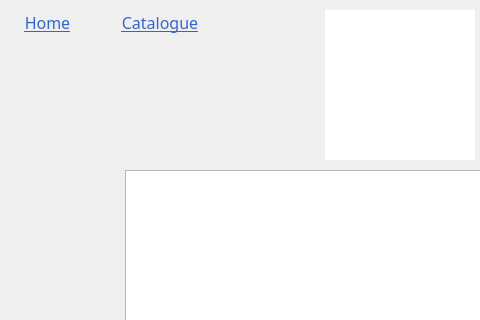
Above: edit_member_screen.ui from MrCooperGit/Assessment-2_Library-Management-System before the change; both pictures show x 0 to 480 and y 0 to 320 of the 800 by 600 pixel window. Below: the same form after it.
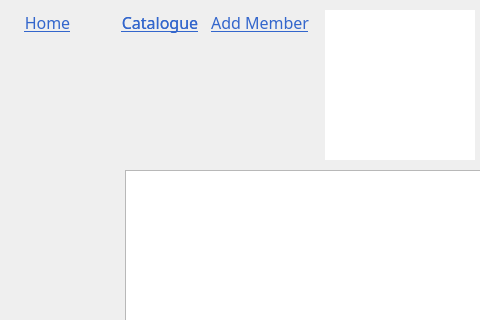
That is the form after the change.

Commit message: Fixes and changes to multiple screens

The edit to the form file:
```diff
--- a/edit_member_screen.ui
+++ b/edit_member_screen.ui
@@ -465,6 +465,68 @@
     <string/>
    </property>
   </widget>
+  <widget class="QPushButton" name="pushButton_catalogue_2">
+   <property name="geometry">
+    <rect>
+     <x>110</x>
+     <y>10</y>
+     <width>100</width>
+     <height>24</height>
+    </rect>
+   </property>
+   <property name="font">
+    <font>
+     <family>Italic Outline Art</family>
+     <pointsize>12</pointsize>
+     <bold>false</bold>
+     <underline>true</underline>
+    </font>
+   </property>
+   <property name="cursor">
+    <cursorShape>PointingHandCursor</cursorShape>
+   </property>
+   <property name="styleSheet">
+    <string notr="true">background-color: 0;
+border-radius: 15px;
+border-color: 0;
+color: #3366CC;
+</string>
+   </property>
+   <property name="text">
+    <string>Catalogue</string>
+   </property>
+  </widget>
+  <widget class="QPushButton" name="pushButton_catalogue_3">
+   <property name="geometry">
+    <rect>
+     <x>210</x>
+     <y>10</y>
+     <width>100</width>
+     <height>24</height>
+    </rect>
+   </property>
+   <property name="font">
+    <font>
+     <family>Italic Outline Art</family>
+     <pointsize>12</pointsize>
+     <bold>false</bold>
+     <underline>true</underline>
+    </font>
+   </property>
+   <property name="cursor">
+    <cursorShape>PointingHandCursor</cursorShape>
+   </property>
+   <property name="styleSheet">
+    <string notr="true">background-color: 0;
+border-radius: 15px;
+border-color: 0;
+color: #3366CC;
+</string>
+   </property>
+   <property name="text">
+    <string>Add Member</string>
+   </property>
+  </widget>
  </widget>
  <resources/>
  <connections/>
```
The commit also changes 6 other files.
